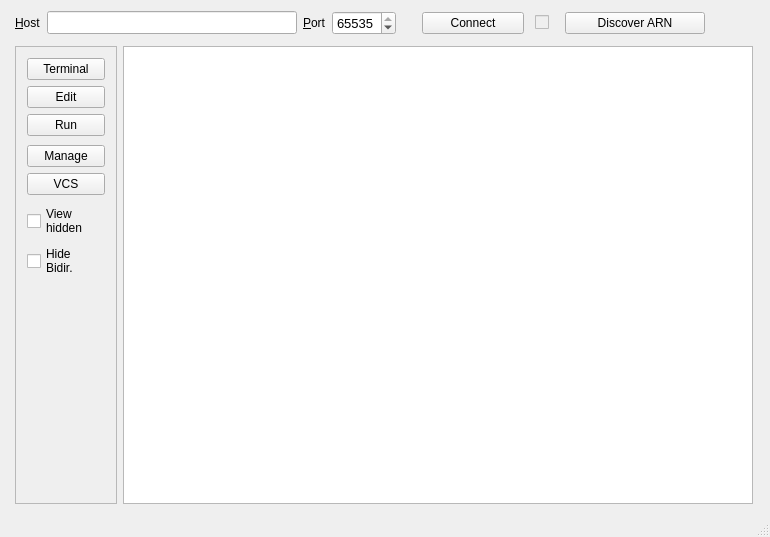
micwik/ArnBrowser, file src/MainWindow.ui: the form before one commit.
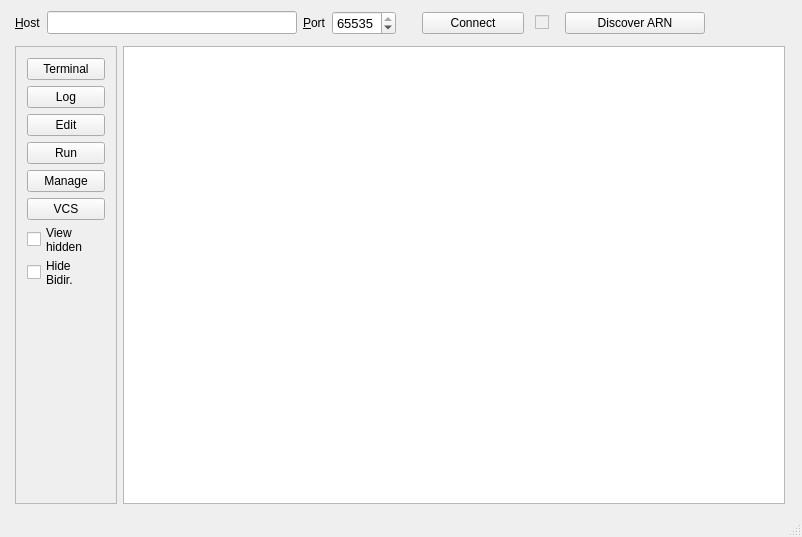
The form after the commit. Icons and pictures are not drawn.

Patch:
```diff
--- a/src/MainWindow.ui
+++ b/src/MainWindow.ui
@@ -6,7 +6,7 @@
    <rect>
     <x>0</x>
     <y>0</y>
-    <width>770</width>
+    <width>802</width>
     <height>537</height>
    </rect>
   </property>
@@ -367,6 +367,13 @@
             </property>
            </widget>
           </item>
+          <item>
+           <widget class="QPushButton" name="logButton">
+            <property name="text">
+             <string>Log</string>
+            </property>
+           </widget>
+          </item>
           <item>
            <widget class="QPushButton" name="editButton">
             <property name="text">
```
